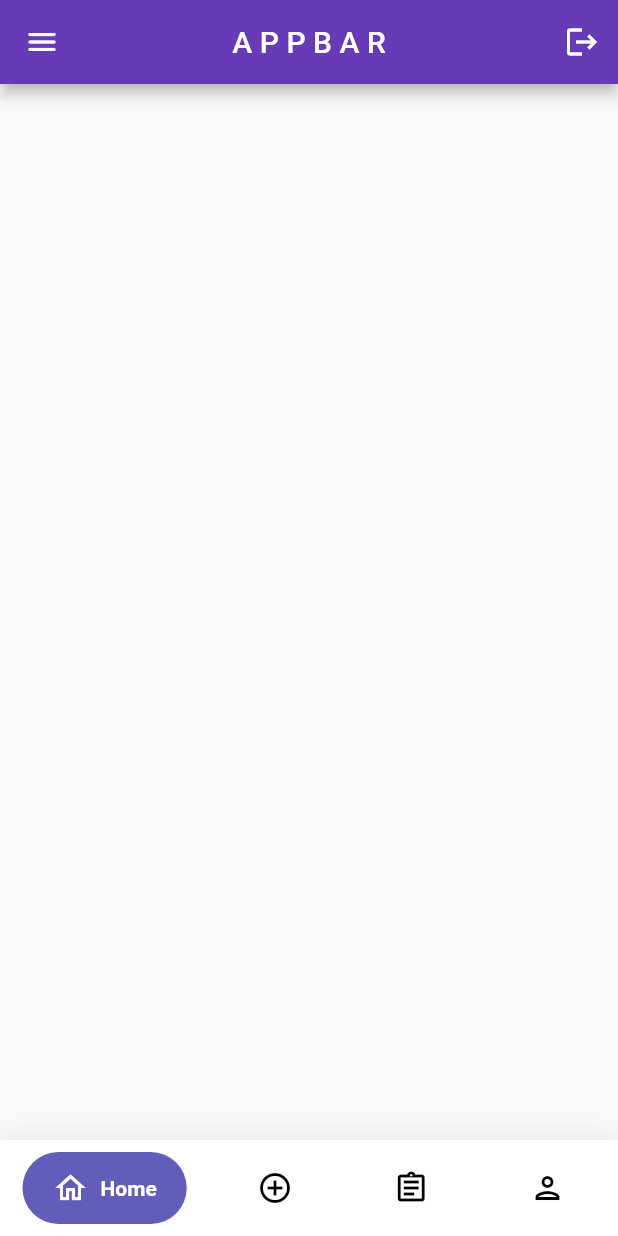
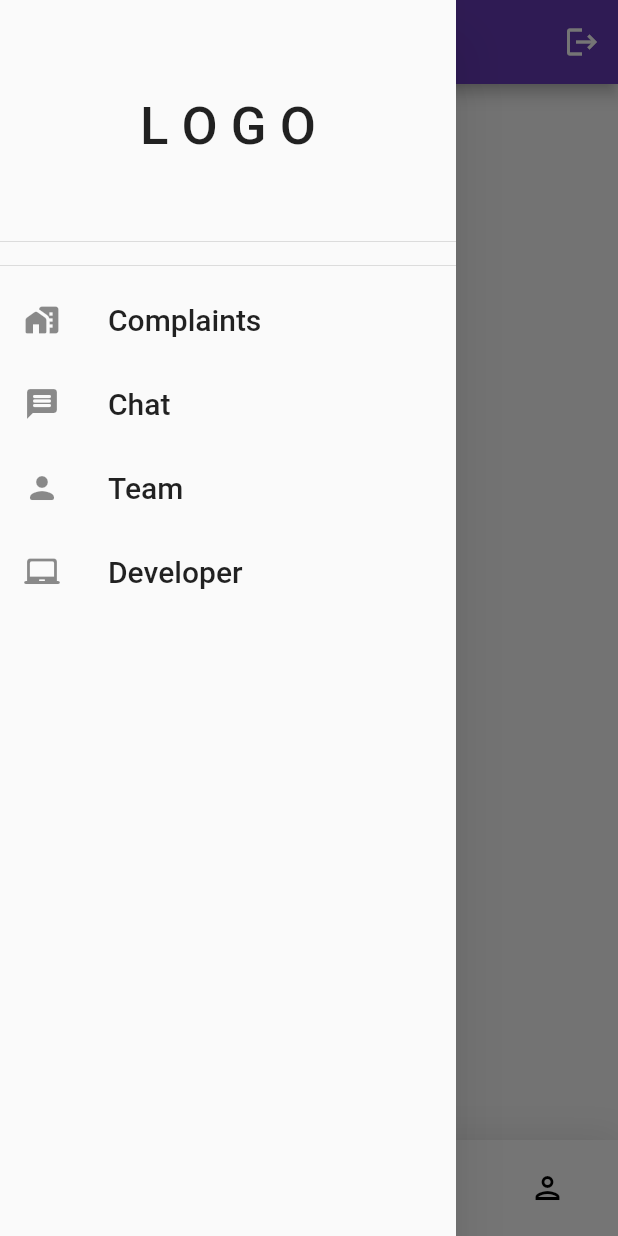
Before and after one commit to udaygaidhane30/cra_app, a Flutter app: the screen it shows once a user with an empty profile is signed in, with the side drawer open (before the commit the screen has no drawer), on a phone screen of 412 x 824 dp. Run offline on Flutter 3.47's test engine with Material 2 defaults, Android fonts, the light colour scheme and no system bars; drawn by our look-alikes of google_nav_bar, liquid_pull_to_refresh; our stand-ins replace awesome_snackbar_content, cloud_firestore, cool_alert, firebase_auth, firebase_core, like_button and 1 more; accounts and stored records are empty.

Commit message:
added team page and added drawer

```diff
--- a/lib/Components/drawer.dart
+++ b/lib/Components/drawer.dart
@@ -1,36 +1,71 @@
-import 'package:cra_complaints/Pages/welcome.dart';
-import 'package:flutter/material.dart';
-import 'package:hidden_drawer_menu/hidden_drawer_menu.dart';
+import "package:cra_complaints/Pages/homepage.dart";
+import "package:cra_complaints/Pages/team.dart";
+import "package:flutter/material.dart";
 
-class DrawerApp extends StatefulWidget {
-  const DrawerApp({super.key});
-
-  @override
-  State<DrawerApp> createState() => _DrawerAppState();
-}
-
-class _DrawerAppState extends State<DrawerApp> {
-  List<ScreenHiddenDrawer> _pages = [];
-  @override
-  void initState() {
-    super.initState();
-    _pages = [
-      ScreenHiddenDrawer(
-          ItemHiddenMenu(
-            name: 'Home Page',
-            baseStyle: const TextStyle(),
-            selectedStyle: const TextStyle(),
-          ),
-          const WelcomePage())
-    ];
-  }
+class MyDrawer extends StatelessWidget {
+  const MyDrawer({super.key});
 
   @override
   Widget build(BuildContext context) {
-    return HiddenDrawerMenu(
-      screens: _pages,
-      backgroundColorMenu: Colors.deepPurple,
-      initPositionSelected: 0,
+    return SafeArea(
+      child: Drawer(
+        shadowColor: Colors.black54,
+        child: ListView(
+          children: [
+            const DrawerHeader(
+              child: Center(
+                  child: Text(
+                'L O G O',
+                style: TextStyle(fontSize: 35),
+              )),
+            ),
+            const Divider(),
+            ListTile(
+              hoverColor: Colors.black26,
+              leading: const Icon(Icons.home_work_rounded),
+              title: const Text(
+                'Complaints',
+                style: TextStyle(fontSize: 20),
+              ),
+              onTap: () {
+                Navigator.of(context).pushReplacement(MaterialPageRoute(
+                  builder: (context) => const Page1(),
+                ));
+              },
+            ),
+            ListTile(
+              hoverColor: Colors.black26,
+              leading: const Icon(Icons.message_rounded),
+              title: const Text(
+                'Chat',
+                style: TextStyle(fontSize: 20),
+              ),
+              onTap: () {},
+            ),
+            ListTile(
+              hoverColor: Colors.black26,
+              leading: const Icon(Icons.person_rounded),
+              title: const Text(
+                'Team',
+                style: TextStyle(fontSize: 20),
+              ),
+              onTap: () {
+                Navigator.of(context).push(
+                    MaterialPageRoute(builder: (context) => const Team()));
+              },
+            ),
+            ListTile(
+              hoverColor: Colors.black26,
+              leading: const Icon(Icons.laptop_chromebook_rounded),
+              title: const Text(
+                'Developer',
+                style: TextStyle(fontSize: 20),
+              ),
+              onTap: () {},
+            ),
+          ],
+        ),
+      ),
     );
   }
 }
--- a/lib/Pages/homepage.dart
+++ b/lib/Pages/homepage.dart
@@ -1,4 +1,5 @@
 import 'package:cra_complaints/Components/bottom_navbar.dart';
+import 'package:cra_complaints/Components/drawer.dart';
 import 'package:cra_complaints/Pages/complaintpage.dart';
 import 'package:cra_complaints/Pages/hometab.dart';
 import 'package:cra_complaints/Pages/mycomplaintspage.dart';
@@ -35,8 +36,8 @@ class _Page1State extends State<Page1> {
       appBar: AppBar(
         title: const Text('A P P B A R'),
         backgroundColor: Colors.deepPurple,
-        leading:
-            IconButton(onPressed: () {}, icon: const Icon(Icons.menu_rounded)),
+        // leading:
+        //     IconButton(onPressed: () {}, icon: const Icon(Icons.menu_rounded)),
         centerTitle: true,
         elevation: 4,
         actions: [
@@ -47,6 +48,7 @@ class _Page1State extends State<Page1> {
               icon: const Icon(Icons.logout))
         ],
       ),
+      drawer: MyDrawer(),
       bottomNavigationBar: BnavBar(callback: callback),
       body: _pagesToShow[selectedIndex],
     );
--- a/lib/Pages/hometab.dart
+++ b/lib/Pages/hometab.dart
@@ -2,6 +2,7 @@ import 'package:cra_complaints/Components/complainttile.dart';
 import 'package:flutter/material.dart';
 import 'package:liquid_pull_to_refresh/liquid_pull_to_refresh.dart';
 import 'package:cloud_firestore/cloud_firestore.dart';
+import 'package:loading_animation_widget/loading_animation_widget.dart';
 
 class HomeTab extends StatefulWidget {
   const HomeTab({super.key});
@@ -47,8 +48,9 @@ class _HomeTabState extends State<HomeTab> {
                 child: Text(snapshot.error.toString()),
               );
             } else {
-              return const Center(
-                child: Text("No -tt- Data"),
+              return Center(
+                child: LoadingAnimationWidget.inkDrop(
+                    color: Colors.white, size: 30),
               );
             }
           }),
--- /dev/null
+++ b/lib/Pages/team.dart
@@ -0,0 +1,11 @@
+import 'package:cra_complaints/Team_Tab/screens/myteam.dart';
+import 'package:flutter/material.dart';
+
+class Team extends StatelessWidget {
+  const Team({super.key});
+
+  @override
+  Widget build(BuildContext context) {
+    return const MyTeamPage();
+  }
+}
```
Also changed, not shown: lib/Components/complainttile.dart (+44 -2 lines), lib/Pages/mycomplaintspage.dart (+4 -14 lines), lib/Team_Tab/models/models.dart (added, +18 -0 lines), lib/Team_Tab/screens/details.dart (added, +74 -0 lines), lib/Team_Tab/screens/myteam.dart (added, +140 -0 lines), pubspec.yaml (+3 -5 lines), assets/images/arvind.jpeg (added), assets/images/naman.jpeg (added), assets/images/uday.jpeg (added), assets/images/udit.jpeg (added).
